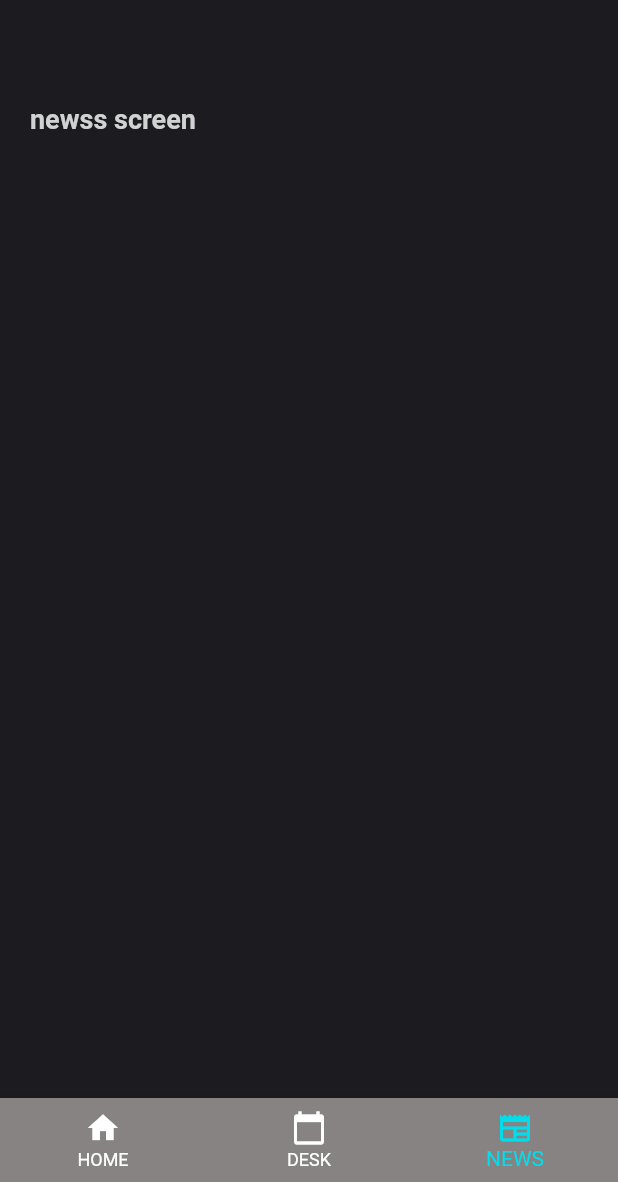
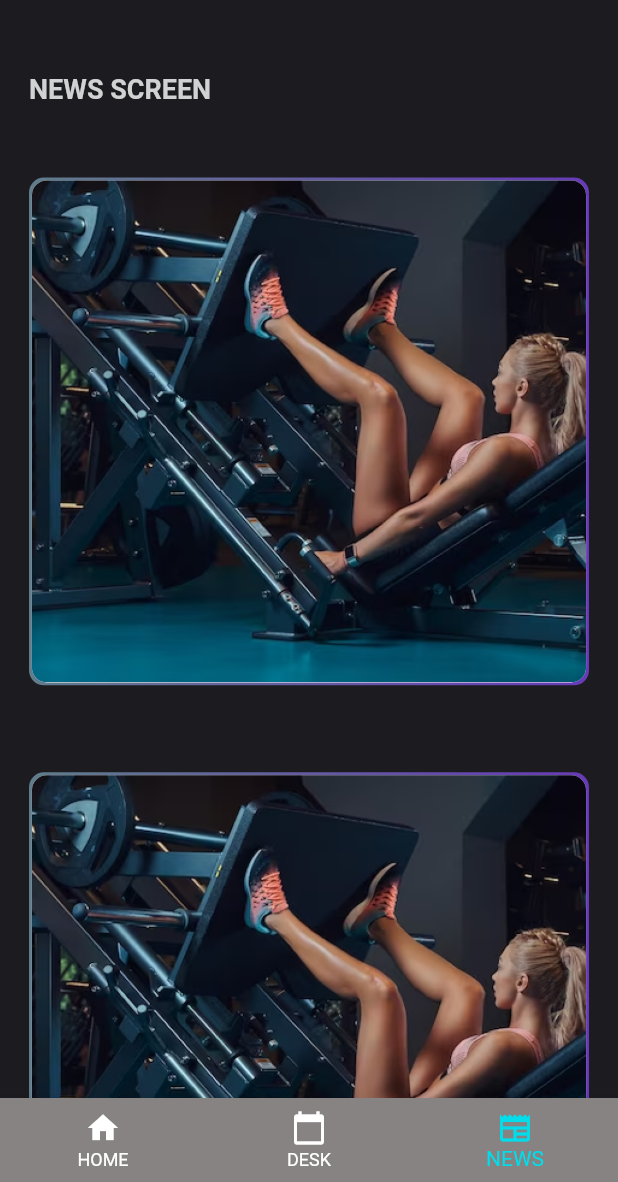
Before and after one commit to SultanZhakypov/fitness, a Flutter app: the screen it shows after launch, item 3 of the bottom bar chosen, on a phone screen of 412 x 824 dp, the part 54-1236 px from its top. Run offline on Flutter 3.47's test engine with Material 2 defaults, Android fonts, the phone set to English and light mode, and no system bars; our stand-ins replace flutter_screenutil.

Commit message:
added news details

```diff
--- a/lib/features/screens/news_page.dart
+++ b/lib/features/screens/news_page.dart
@@ -1,12 +1,20 @@
+import 'dart:math';
+
+import 'package:fitness/features/models/model.dart';
 import 'package:fitness/internal/helpers/text_helper.dart';
 import 'package:flutter/material.dart';
 import 'package:flutter_screenutil/flutter_screenutil.dart';
 
 import '../../internal/helpers/color_helper.dart';
 
-class NewsPageScreen extends StatelessWidget {
+class NewsPageScreen extends StatefulWidget {
   const NewsPageScreen({super.key});
 
+  @override
+  State<NewsPageScreen> createState() => _NewsPageScreenState();
+}
+
+class _NewsPageScreenState extends State<NewsPageScreen> {
   @override
   Widget build(BuildContext context) {
     return Scaffold(
@@ -20,24 +28,56 @@ class NewsPageScreen extends StatelessWidget {
           backgroundColor: Colors.transparent,
         ),
         backgroundColor: ColorHelper.backgroundColor,
-        body: SingleChildScrollView(
-          child: Padding(
-            padding: const EdgeInsets.all(20),
-            child: Column(
+        body: Column(
           crossAxisAlignment: CrossAxisAlignment.start,
           children: [
-
             Padding(
-                  padding: EdgeInsets.symmetric(vertical: 30.h),
+              padding: EdgeInsets.symmetric(vertical: 30.h, horizontal: 20.h),
               child: Text(
-                    "newss screen",
-                    style: TextHelper.w700s18
-                        .copyWith(color: ColorHelper.greyD1D3D3),
+                "news screen".toUpperCase(),
+                style:
+                    TextHelper.w700s18.copyWith(color: ColorHelper.greyD1D3D3),
+              ),
+            ),
+            Expanded(
+              child: ListView.separated(
+                itemBuilder: (context, index) {
+                  return Stack(
+                    alignment: Alignment.center,
+                    children: [
+                      Container(
+                        margin: EdgeInsets.all(20.r),
+                        height: 350.h,
+                        decoration: BoxDecoration(
+                            borderRadius: BorderRadius.circular(10),
+                            gradient: LinearGradient(
+                                colors: [Colors.blueGrey, Colors.deepPurple])),
+                      ),
+                      Container(
+                        margin: EdgeInsets.all(22.r),
+                        height: 346.h,
+                        decoration: BoxDecoration(
+                          color: Colors.white,
+                          borderRadius: BorderRadius.circular(10),
+                          image: DecorationImage(
+                            image: AssetImage(
+                                "${organImages[Random().nextInt(organImages.length)]}"),
+                            fit: BoxFit.cover,
+                          ),
+                        ),
+                      ),
+                    ],
+                  );
+                },
+                separatorBuilder: (context, index) {
+                  return SizedBox(
+                    height: 20.h,
+                  );
+                },
+                itemCount: 10,
               ),
             )
           ],
-            ),
-          ),
         ));
   }
 }
```
Lines whose indentation alone changed are shown as unchanged.
